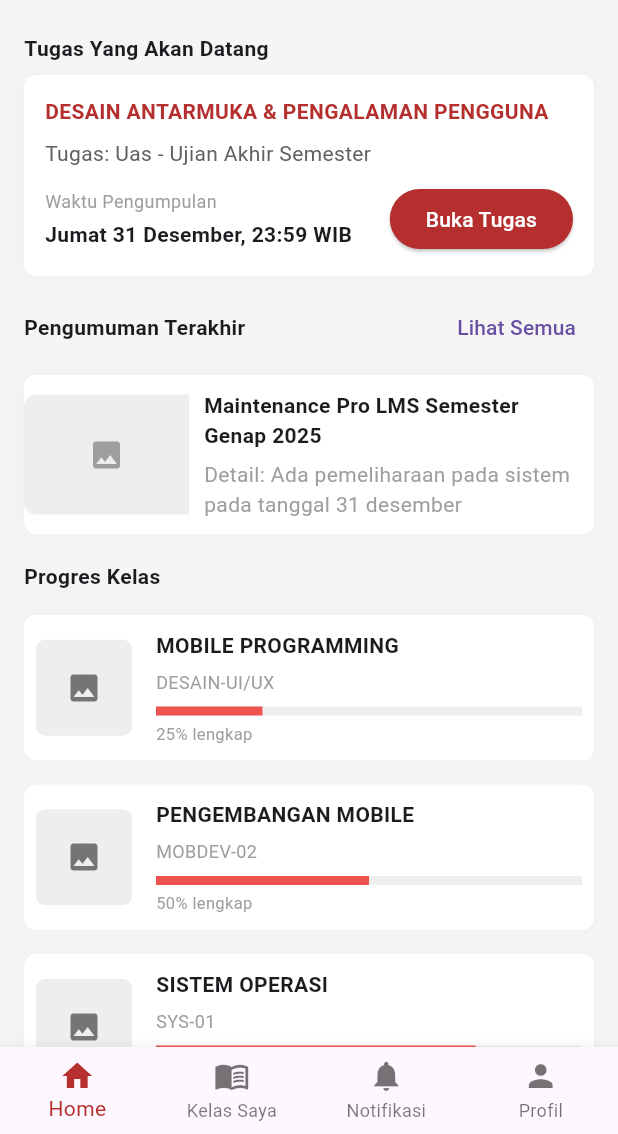
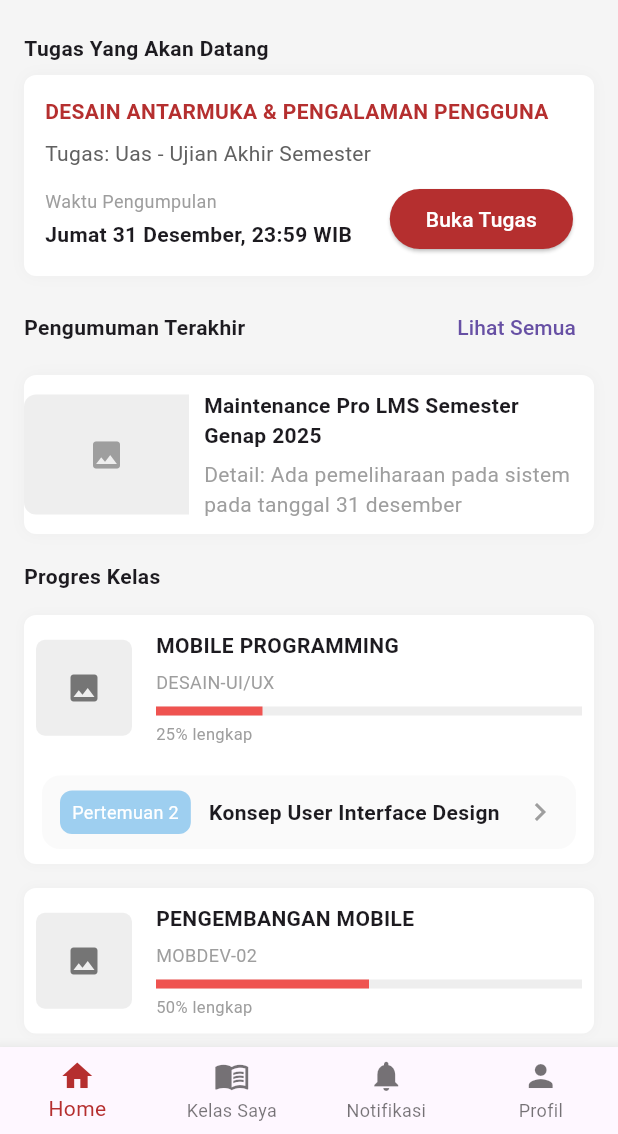
Before and after one commit to putritia10/apk_cejoe_lms, a Flutter app: the HomePage screen opened directly, on a phone screen of 412 x 824 dp, the part 102-1236 px from its top. Run offline on Flutter 3.47's test engine with Material 3 defaults, Android fonts, the phone set to English and light mode, and no system bars.

Commit message:
menambahkan tugas dan kuis dari pertemuan 2-6

```diff
--- a/lib/screens/home_page.dart
+++ b/lib/screens/home_page.dart
@@ -1,6 +1,7 @@
 import 'package:flutter/material.dart';
 import 'profile_page.dart';
 import 'course_detail_page.dart';
+import 'session_detail_page.dart';
 
 class HomePage extends StatefulWidget {
   const HomePage({Key? key}) : super(key: key);
@@ -41,6 +42,7 @@ class _HomePageState extends State<HomePage> {
                         code: _sampleCourses[index]['code']!,
                         imageAsset: _sampleCourses[index]['image']!,
                         progress: _sampleCourses[index]['progress']!,
+                        sessions: _sampleCourses[index]['sessions'] as List<Map<String, Object>>?,
                         onTap: () {
                           Navigator.of(context).push(MaterialPageRoute(builder: (_) => CourseDetailPage(
                             title: _sampleCourses[index]['title']!,
@@ -223,12 +225,17 @@ class CourseProgressItem extends StatelessWidget {
   final String code;
   final String imageAsset;
   final double progress; // 0..1
+  final List<Map<String, Object>>? sessions;
   final VoidCallback? onTap;
 
-  const CourseProgressItem({Key? key, required this.title, required this.code, required this.imageAsset, required this.progress, this.onTap}) : super(key: key);
+  const CourseProgressItem({Key? key, required this.title, required this.code, required this.imageAsset, required this.progress, this.sessions, this.onTap}) : super(key: key);
 
   @override
   Widget build(BuildContext context) {
+    final Map<String, dynamic>? preview = (sessions != null && sessions!.isNotEmpty)
+        ? sessions!.firstWhere((s) => (s['label'] as String) == 'Pertemuan 2', orElse: () => sessions!.first)
+        : null;
+
     return Padding(
       padding: const EdgeInsets.symmetric(horizontal: 16, vertical: 8),
       child: InkWell(
@@ -240,7 +247,9 @@ class CourseProgressItem extends StatelessWidget {
             borderRadius: BorderRadius.circular(8),
             boxShadow: [BoxShadow(color: Color.fromRGBO(0,0,0,0.03), blurRadius: 6)],
           ),
-          child: Row(
+          child: Column(
+            children: [
+              Row(
                 children: [
                   Container(
                     width: 64,
@@ -271,6 +280,39 @@ class CourseProgressItem extends StatelessWidget {
                   )
                 ],
               ),
+
+              if (preview != null)
+                GestureDetector(
+                  onTap: () {
+                    Navigator.of(context).push(MaterialPageRoute(builder: (_) => SessionDetailPage(
+                      label: preview['label'] as String,
+                      title: preview['title'] as String,
+                      meta: preview['meta'] as String,
+                      materials: (preview['materials'] as List<dynamic>?)?.cast<Map<String, dynamic>>(),
+                      tasks: (preview['tasks'] as List<dynamic>?)?.cast<Map<String, dynamic>>(),
+                    )));
+                  },
+                  child: Container(
+                    margin: const EdgeInsets.symmetric(horizontal: 12, vertical: 10),
+                    padding: const EdgeInsets.symmetric(horizontal: 12, vertical: 10),
+                    decoration: BoxDecoration(color: Colors.grey[50], borderRadius: BorderRadius.circular(12)),
+                    child: Row(
+                      children: [
+                        Container(
+                          padding: const EdgeInsets.symmetric(horizontal: 8, vertical: 6),
+                          decoration: BoxDecoration(color: const Color(0xFF9ECFF0), borderRadius: BorderRadius.circular(8)),
+                          child: Text(preview['label'] as String, style: const TextStyle(color: Colors.white, fontSize: 12)),
+                        ),
+                        const SizedBox(width: 12),
+                        Expanded(child: Text(preview['title'] as String, style: const TextStyle(fontWeight: FontWeight.bold))),
+                        const SizedBox(width: 8),
+                        const Icon(Icons.chevron_right, color: Colors.grey),
+                      ],
+                    ),
+                  ),
+                ),
+            ],
+          ),
         ),
       ),
     );
@@ -278,7 +320,27 @@ class CourseProgressItem extends StatelessWidget {
 }
 
 final List<Map<String, dynamic>> _sampleCourses = [
-  {'title': 'MOBILE PROGRAMMING', 'code': 'DESAIN-UI/UX', 'image': 'assets/images/image.png', 'progress': 0.25},
+  {
+    'title': 'MOBILE PROGRAMMING',
+    'code': 'DESAIN-UI/UX',
+    'image': 'assets/images/image.png',
+    'progress': 0.25,
+    'sessions': [
+      {
+        'label': 'Pertemuan 2',
+        'title': 'Konsep User Interface Design',
+        'meta': 'Konsep dasar User Interface Design dan contoh materi',
+        'materials': [
+          {'title': 'Zoom Meeting Syncronous', 'type': 'link', 'done': true},
+          {'title': 'Elemen-elemen Antarmuka Pengguna', 'type': 'file', 'done': true},
+          {'title': 'UID Guidelines and Principles', 'type': 'file', 'done': true},
+          {'title': 'User Profile', 'type': 'file', 'done': false},
+          {'title': 'Principles of User Interface Design', 'type': 'file', 'done': false},
+        ],
+        'tasks': [],
+      }
+    ],
+  },
   {'title': 'PENGEMBANGAN MOBILE', 'code': 'MOBDEV-02', 'image': 'assets/images/image.png', 'progress': 0.5},
   {'title': 'SISTEM OPERASI', 'code': 'SYS-01', 'image': 'assets/images/image.png', 'progress': 0.75},
   {'title': 'JARINGAN', 'code': 'NET-01', 'image': 'assets/images/image.png', 'progress': 0.1},
```
Also changed, not shown: lib/screens/profile_page.dart (+19 -7 lines), lib/screens/session_detail_page.dart (+17 -15 lines). Lines whose indentation alone changed are shown as unchanged.
